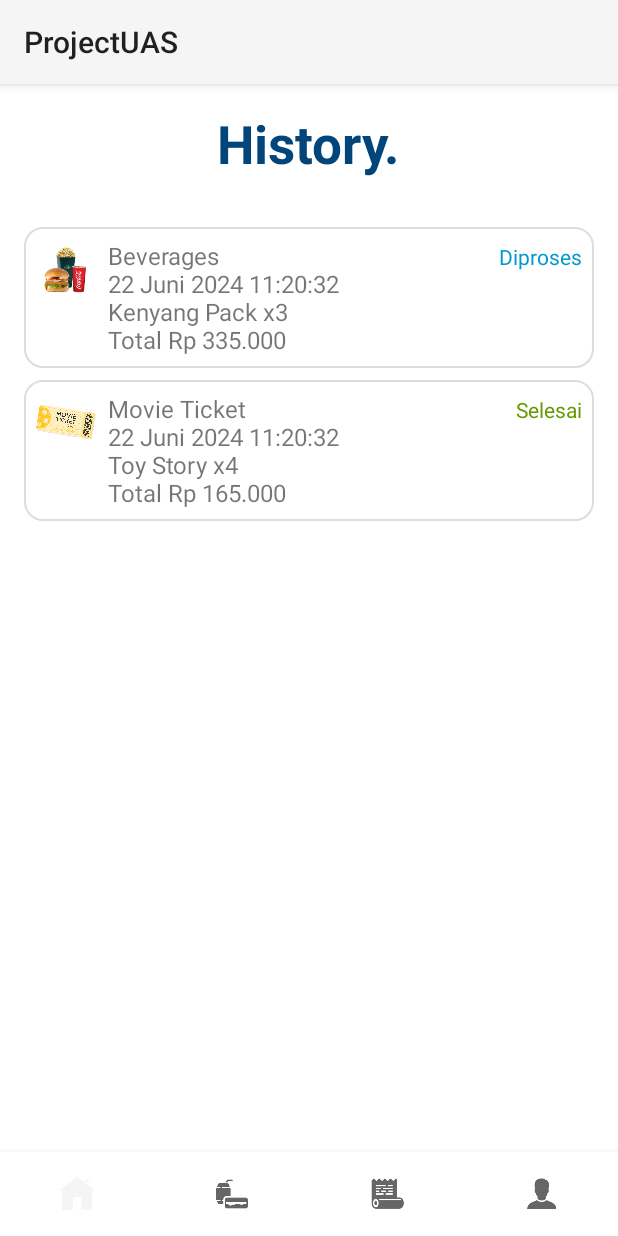
After one commit to satrioagnag/PEMMOB_UAS, an Android app: the HistoryActivity screen opened directly, with no data from a screen before it, on a phone screen of 412 x 824 dp. The commit adds this screen. Run offline under Robolectric (Android 15) with nearby library versions, the phone set to English and light mode, and no system bars.

Commit message:
flow 1 til invoice

```diff
--- a/app/src/main/AndroidManifest.xml
+++ b/app/src/main/AndroidManifest.xml
@@ -12,6 +12,9 @@
         android:supportsRtl="true"
         android:theme="@style/Theme.ProjectUAS"
         tools:targetApi="31">
+        <activity
+            android:name=".HistoryActivity"
+            android:exported="false" />
         <activity
             android:name=".InvoiceSnackActivity"
             android:exported="false" />
--- /dev/null
+++ b/app/src/main/java/com/example/projectuas/HistoryActivity.kt
@@ -0,0 +1,11 @@
+package com.example.projectuas
+
+import androidx.appcompat.app.AppCompatActivity
+import android.os.Bundle
+
+class HistoryActivity : AppCompatActivity() {
+    override fun onCreate(savedInstanceState: Bundle?) {
+        super.onCreate(savedInstanceState)
+        setContentView(R.layout.activity_history)
+    }
+}
--- /dev/null
+++ b/app/src/main/res/layout/activity_history.xml
@@ -0,0 +1,95 @@
+<?xml version="1.0" encoding="utf-8"?>
+<LinearLayout
+    xmlns:android="http://schemas.android.com/apk/res/android"
+    xmlns:app="http://schemas.android.com/apk/res-auto"
+    xmlns:tools="http://schemas.android.com/tools"
+    android:layout_width="match_parent"
+    android:layout_height="match_parent"
+    android:orientation="vertical"
+    android:background="@color/white"
+    tools:context=".HistoryActivity">
+
+    <TextView
+        android:id="@+id/tv_history_title"
+        android:layout_width="wrap_content"
+        android:layout_height="wrap_content"
+        android:text="History."
+        android:textColor="#02457A"
+        android:textSize="35sp"
+        android:textStyle="bold"
+        android:layout_margin="16dp"
+        android:layout_gravity="center_horizontal"/>
+
+    <LinearLayout
+        android:layout_width="match_parent"
+        android:layout_height="0dp"
+        android:layout_weight="1"
+        android:orientation="vertical"
+        android:layout_margin="16dp">
+
+        <LinearLayout
+            android:layout_width="match_parent"
+            android:layout_height="wrap_content"
+            android:orientation="horizontal"
+            android:padding="8dp"
+            android:background="@drawable/price_details_background"
+            android:layout_marginBottom="8dp">
+
+            <ImageView
+                android:layout_width="40dp"
+                android:layout_height="40dp"
+                android:src="@drawable/ic_beverage"
+                android:layout_marginEnd="8dp"/>
+
+            <TextView
+                android:layout_width="0dp"
+                android:layout_height="wrap_content"
+                android:layout_weight="1"
+                android:text="Beverages\n22 Juni 2024 11:20:32\nKenyang Pack x3\nTotal Rp 335.000"
+                android:textSize="16sp"/>
+
+            <TextView
+                android:layout_width="wrap_content"
+                android:layout_height="wrap_content"
+                android:text="Diproses"
+                android:textColor="@android:color/holo_blue_dark"/>
+        </LinearLayout>
+
+        <LinearLayout
+            android:layout_width="match_parent"
+            android:layout_height="wrap_content"
+            android:orientation="horizontal"
+            android:padding="8dp"
+            android:background="@drawable/price_details_background"
+            android:layout_marginBottom="8dp">
+
+            <ImageView
+                android:layout_width="40dp"
+                android:layout_height="40dp"
+                android:src="@drawable/ic_movie_ticket"
+                android:layout_marginEnd="8dp"/>
+
+            <TextView
+                android:layout_width="0dp"
+                android:layout_height="wrap_content"
+                android:layout_weight="1"
+                android:text="Movie Ticket\n22 Juni 2024 11:20:32\nToy Story x4\nTotal Rp 165.000"
+                android:textSize="16sp"/>
+
+            <TextView
+                android:layout_width="wrap_content"
+                android:layout_height="wrap_content"
+                android:text="Selesai"
+                android:textColor="@android:color/holo_green_dark"/>
+        </LinearLayout>
+    </LinearLayout>
+
+    <com.google.android.material.bottomnavigation.BottomNavigationView
+        android:id="@+id/bottom_navigation"
+        android:layout_width="match_parent"
+        android:layout_height="wrap_content"
+        android:background="@color/white"
+        app:labelVisibilityMode="unlabeled"
+        app:menu="@menu/bottom_navigation_menu"/>
+
+</LinearLayout>
--- a/app/src/main/res/layout/activity_invoice_snack.xml
+++ b/app/src/main/res/layout/activity_invoice_snack.xml
@@ -5,7 +5,7 @@
     android:layout_width="match_parent"
     android:layout_height="match_parent"
     android:background="@color/white"
-    tools:context=".MainActivity">
+    tools:context=".InvoiceSnackActivity">
 
     <LinearLayout
         android:layout_width="match_parent"
--- a/app/src/main/res/layout/activity_main_screen.xml
+++ b/app/src/main/res/layout/activity_main_screen.xml
@@ -4,6 +4,7 @@
     xmlns:tools="http://schemas.android.com/tools"
     android:layout_width="match_parent"
     android:layout_height="match_parent"
+    android:background="@color/white"
     tools:context=".MainScreenActivity">
 
     <!-- Top search bar -->
```
Also changed, not shown: app/src/main/res/drawable/ic_beverage.png (added).
